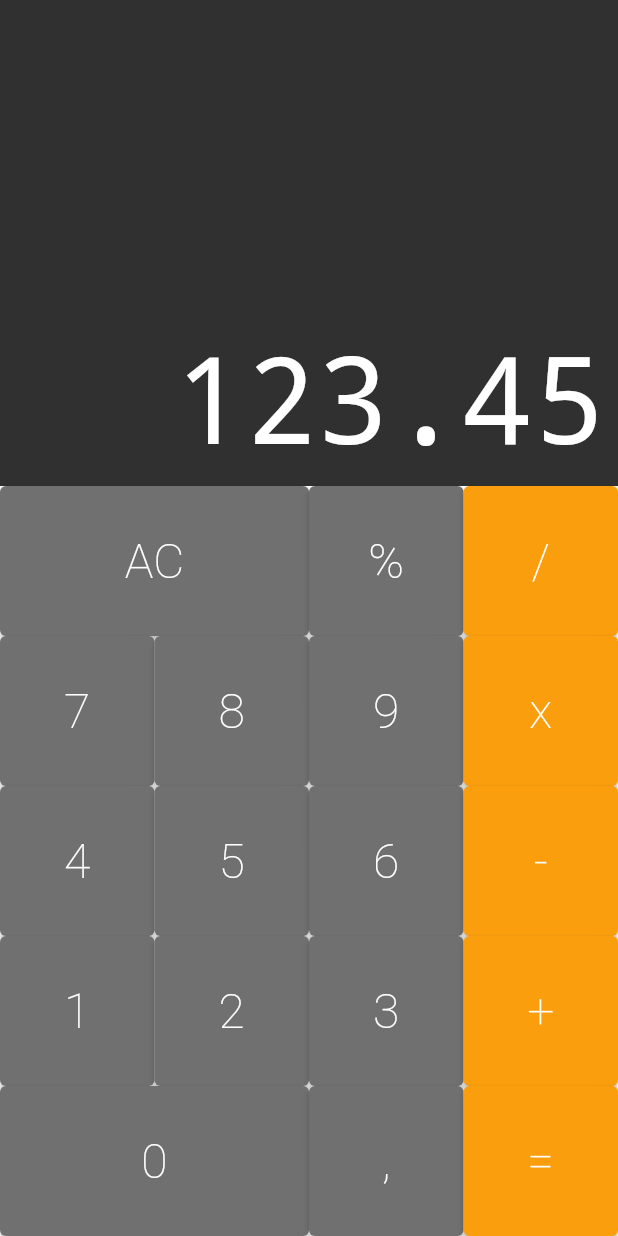
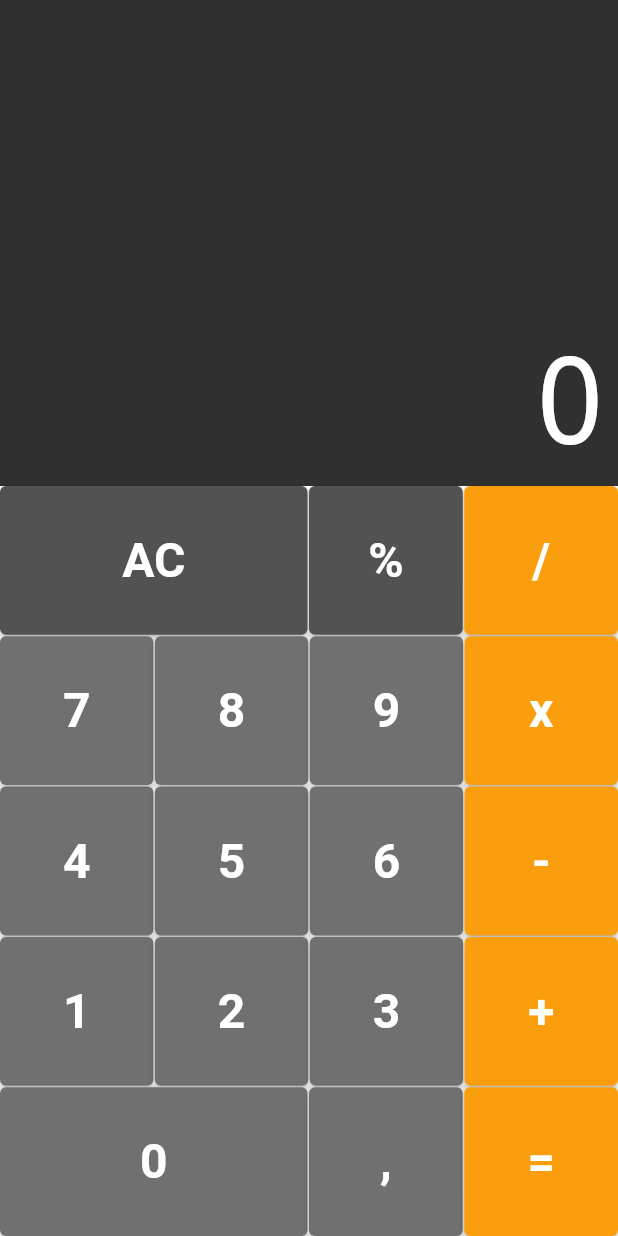
Before and after one commit to souzap371/calculator_app, a Flutter app: the screen it shows after launch, on a phone screen of 412 x 824 dp. Run offline on Flutter 3.47's test engine with Material 2 defaults, Android fonts, the phone set to English and light mode, and no system bars; drawn by our look-alikes of auto_size_text.

```diff
--- a/lib/components/button.dart
+++ b/lib/components/button.dart
@@ -11,24 +11,31 @@ class Button extends StatelessWidget {
   final String text;
   final bool big;
   final Color color;
+  final void Function(String) cb;
 
-  Button({
+  const Button({
+    Key? key,
     required this.text,
     this.big = false,
     this.color = DEFAULT,
-  });
+    required this.cb,
+  }) : super(key: key);
 
-  Button.big({
+  const Button.big({
+    Key? key,
     required this.text,
     this.big = true,
     this.color = DEFAULT,
-  });
+    required this.cb,
+  }) : super(key: key);
 
-  Button.operation({
+  const Button.operation({
+    Key? key,
     required this.text,
     this.big = false,
     this.color = OPERATION,
-  });
+    required this.cb,
+  }) : super(key: key);
 
   @override
   Widget build(BuildContext context) {
@@ -37,16 +44,16 @@ class Button extends StatelessWidget {
       child: ElevatedButton(
         child: Text(
           text,
-          style: TextStyle(
+          style: const TextStyle(
             color: Colors.white,
             fontSize: 32,
-            fontWeight: FontWeight.w200,
+            fontWeight: FontWeight.w700,
           ),
         ),
         style: ElevatedButton.styleFrom(
           primary: color,
         ),
-        onPressed: () {},
+        onPressed: () => cb(text),
       ),
     );
   }
--- a/lib/components/button_row.dart
+++ b/lib/components/button_row.dart
@@ -16,7 +16,10 @@ class ButtonRow extends StatelessWidget {
       flex: 1,
       child: Row(
         crossAxisAlignment: CrossAxisAlignment.stretch,
-        children: buttons,
+        children: buttons.fold(<Widget>[], (list, b) {
+          list.isEmpty ? list.add(b) : list.addAll([SizedBox(width: 1), b]);
+          return list;
+        }),
       ),
     );
   }
--- a/lib/components/keyboard.dart
+++ b/lib/components/keyboard.dart
@@ -5,7 +5,9 @@ import 'button_row.dart';
 import 'button.dart';
 
 class Keyboard extends StatelessWidget {
-  const Keyboard({super.key});
+  final void Function(String) cb;
+
+  const Keyboard(this.cb, {Key? key}) : super(key: key);
 
   @override
   Widget build(BuildContext context) {
@@ -14,32 +16,36 @@ class Keyboard extends StatelessWidget {
       child: Column(
         children: <Widget>[
           ButtonRow([
-            Button.big(text: 'AC'),
-            Button(text: '%'),
-            Button.operation(text: '/'),
+            Button.big(text: 'AC', color: Button.DARK, cb: cb),
+            Button(text: '%', color: Button.DARK, cb: cb),
+            Button.operation(text: '/', cb: cb),
           ]),
+          SizedBox(height: 1),
           ButtonRow([
-            Button(text: '7'),
-            Button(text: '8'),
-            Button(text: '9'),
-            Button.operation(text: 'x'),
+            Button(text: '7', cb: cb),
+            Button(text: '8', cb: cb),
+            Button(text: '9', cb: cb),
+            Button.operation(text: 'x', cb: cb),
           ]),
+          SizedBox(height: 1),
           ButtonRow([
-            Button(text: '4'),
-            Button(text: '5'),
-            Button(text: '6'),
-            Button.operation(text: '-'),
+            Button(text: '4', cb: cb),
+            Button(text: '5', cb: cb),
+            Button(text: '6', cb: cb),
+            Button.operation(text: '-', cb: cb),
           ]),
+          SizedBox(height: 1),
           ButtonRow([
-            Button(text: '1'),
-            Button(text: '2'),
-            Button(text: '3'),
-            Button.operation(text: '+'),
+            Button(text: '1', cb: cb),
+            Button(text: '2', cb: cb),
+            Button(text: '3', cb: cb),
+            Button.operation(text: '+', cb: cb),
           ]),
+          SizedBox(height: 1),
           ButtonRow([
-            Button.big(text: '0'),
-            Button(text: ','),
-            Button.operation(text: '='),
+            Button.big(text: '0', cb: cb),
+            Button(text: ',', cb: cb),
+            Button.operation(text: '=', cb: cb),
           ]),
         ],
       ),
--- a/lib/models/memory.dart
+++ b/lib/models/memory.dart
@@ -1 +1,19 @@
-class Memory {}
+class Memory {
+  String _value = '0';
+
+  void applyCommand(String command) {
+    if (command == 'AC') {
+      _allClear();
+    } else {
+      _value += command;
+    }
+  }
+
+  _allClear() {
+    _value += '0';
+  }
+
+  String get value {
+    return _value;
+  }
+}
--- a/lib/screens/calculator.dart
+++ b/lib/screens/calculator.dart
@@ -1,19 +1,33 @@
+import 'package:calculator/models/memory.dart';
 import 'package:flutter/src/widgets/container.dart';
 import 'package:flutter/src/widgets/framework.dart';
 import 'package:flutter/material.dart';
 import '../components/display.dart';
 import '../components/keyboard.dart';
 
-class Calculator extends StatelessWidget {
+class Calculator extends StatefulWidget {
   const Calculator({super.key});
+
+  @override
+  State<Calculator> createState() => _CalculatorState();
+}
+
+class _CalculatorState extends State<Calculator> {
+  final Memory memory = Memory();
+
+  _onPressed(String command) {
+    setState(() {
+      memory.applyCommand(command);
+    });
+  }
 
   @override
   Widget build(BuildContext context) {
     return MaterialApp(
       home: Column(
         children: <Widget>[
-          Display('123.45'),
-          Keyboard(),
+          Display(memory.value),
+          Keyboard(_onPressed),
         ],
       ),
     );
```
